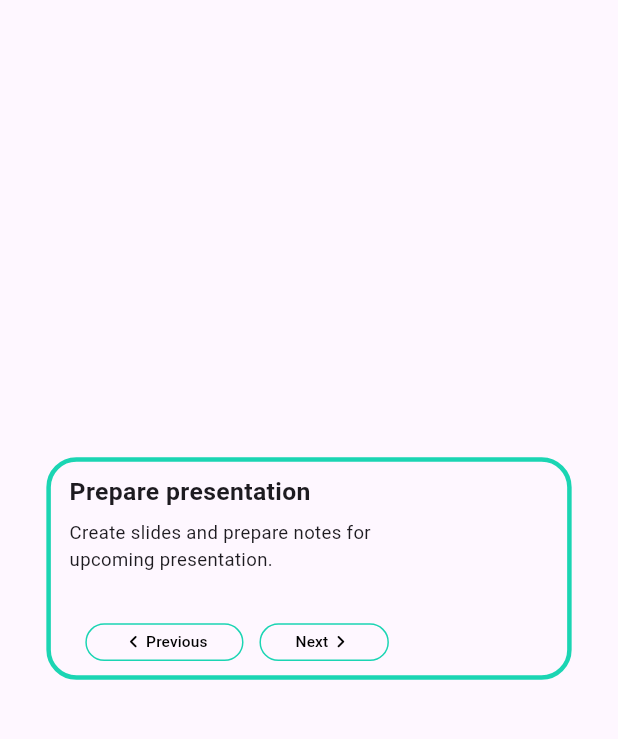
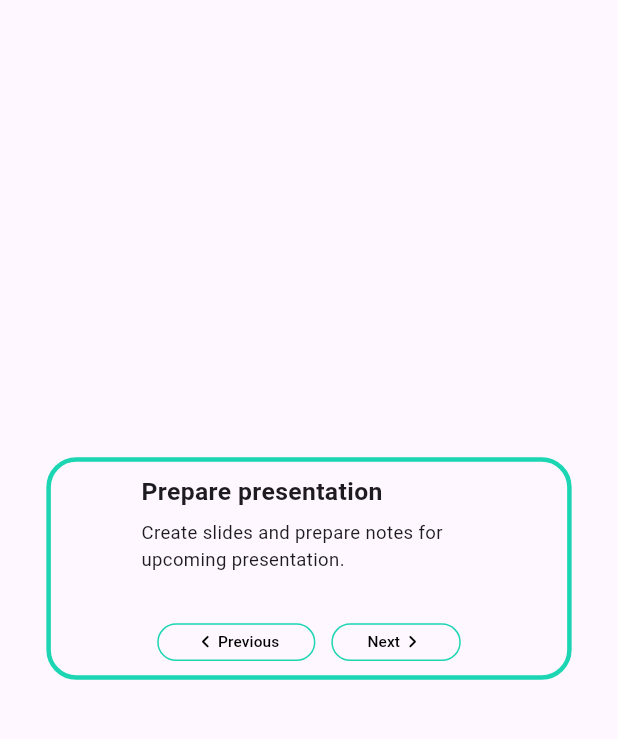
Before and after one commit to bhawesh2002/redo, a Flutter app: the screen it shows after launch, on a phone screen of 412 x 824 dp, the part 99-838 px from its top. Run offline on Flutter 3.47's test engine with Material 3 defaults, Android fonts, the phone set to English and light mode, and no system bars; our stand-ins replace firebase_core, flutter_svg; accounts and stored records are empty.

Commit message:
wrap top level column with Row

```diff
--- a/lib/test_page.dart
+++ b/lib/test_page.dart
@@ -50,7 +50,10 @@ class TaskWidget extends StatelessWidget {
           vertical: height * 0.01, horizontal: width * 0.03),
       child: LayoutBuilder(
         builder: (context, BoxConstraints constraints) {
-          return Column(
+          return Row(
+            mainAxisAlignment: MainAxisAlignment.spaceAround,
+            children: [
+              Column(
                 crossAxisAlignment: CrossAxisAlignment.start,
                 children: [
                   Flexible(
@@ -93,8 +96,8 @@ class TaskWidget extends StatelessWidget {
                           OutlinedButton(
                             onPressed: () {},
                             style: OutlinedButton.styleFrom(
-                            side:
-                                const BorderSide(color: AppColor.primaryColor)),
+                                side: const BorderSide(
+                                    color: AppColor.primaryColor)),
                             child: Row(
                               mainAxisAlignment: MainAxisAlignment.center,
                               children: [
@@ -107,7 +110,8 @@ class TaskWidget extends StatelessWidget {
                                   "Previous",
                                   overflow: TextOverflow.ellipsis,
                                   style: TextStyle(
-                                  fontSize: width * 0.025, color: Colors.black),
+                                      fontSize: width * 0.025,
+                                      color: Colors.black),
                                 ),
                               ],
                             ),
@@ -115,7 +119,8 @@ class TaskWidget extends StatelessWidget {
                           OutlinedButton(
                             onPressed: () {},
                             style: OutlinedButton.styleFrom(
-                          side: const BorderSide(color: AppColor.primaryColor),
+                              side: const BorderSide(
+                                  color: AppColor.primaryColor),
                             ),
                             child: Row(
                               mainAxisAlignment: MainAxisAlignment.center,
@@ -124,7 +129,8 @@ class TaskWidget extends StatelessWidget {
                                   "Next",
                                   overflow: TextOverflow.ellipsis,
                                   style: TextStyle(
-                                  fontSize: width * 0.025, color: Colors.black),
+                                      fontSize: width * 0.025,
+                                      color: Colors.black),
                                 ),
                                 Icon(
                                   Icons.keyboard_arrow_right_rounded,
@@ -138,6 +144,8 @@ class TaskWidget extends StatelessWidget {
                       ),
                     ),
                   )
+                ],
+              ),
             ],
           );
         },
```
Lines whose indentation alone changed are shown as unchanged.
